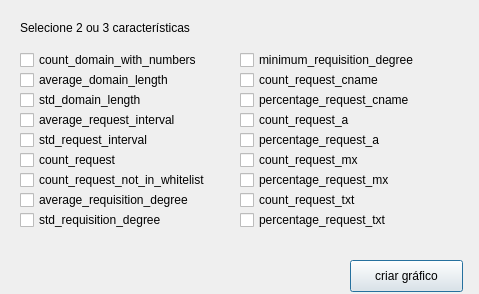
Old version of the form pfc_botnets_qt/plotdialog.ui in the repository yguimaraes/pfc_botnets.
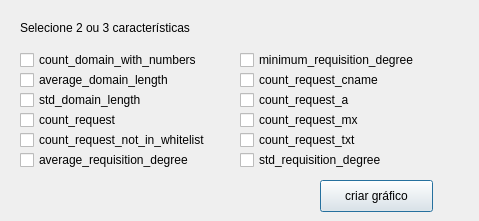
New version of the form.

The edit to the form file:
```diff
--- a/pfc_botnets_qt/plotdialog.ui
+++ b/pfc_botnets_qt/plotdialog.ui
@@ -7,7 +7,7 @@
     <x>0</x>
     <y>0</y>
     <width>479</width>
-    <height>294</height>
+    <height>221</height>
    </rect>
   </property>
   <property name="windowTitle">
@@ -30,7 +30,7 @@
    <property name="geometry">
     <rect>
      <x>20</x>
-     <y>170</y>
+     <y>130</y>
      <width>221</width>
      <height>20</height>
     </rect>
@@ -56,7 +56,7 @@
    <property name="geometry">
     <rect>
      <x>240</x>
-     <y>150</y>
+     <y>110</y>
      <width>221</width>
      <height>20</height>
     </rect>
@@ -81,8 +81,8 @@
   <widget class="QCheckBox" name="std_requisition_degree">
    <property name="geometry">
     <rect>
-     <x>20</x>
-     <y>210</y>
+     <x>240</x>
+     <y>150</y>
      <width>221</width>
      <height>20</height>
     </rect>
@@ -95,7 +95,7 @@
    <property name="geometry">
     <rect>
      <x>240</x>
-     <y>190</y>
+     <y>130</y>
      <width>221</width>
      <height>20</height>
     </rect>
@@ -104,24 +104,11 @@
     <string>count_request_txt</string>
    </property>
   </widget>
-  <widget class="QCheckBox" name="percentage_request_txt">
-   <property name="geometry">
-    <rect>
-     <x>240</x>
-     <y>210</y>
-     <width>221</width>
-     <height>20</height>
-    </rect>
-   </property>
-   <property name="text">
-    <string>percentage_request_txt</string>
-   </property>
-  </widget>
   <widget class="QCheckBox" name="average_requisition_degree">
    <property name="geometry">
     <rect>
      <x>20</x>
-     <y>190</y>
+     <y>150</y>
      <width>221</width>
      <height>20</height>
     </rect>
@@ -130,37 +117,11 @@
     <string>average_requisition_degree</string>
    </property>
   </widget>
-  <widget class="QCheckBox" name="average_request_interval">
-   <property name="geometry">
-    <rect>
-     <x>20</x>
-     <y>110</y>
-     <width>221</width>
-     <height>20</height>
-    </rect>
-   </property>
-   <property name="text">
-    <string>average_request_interval</string>
-   </property>
-  </widget>
-  <widget class="QCheckBox" name="std_request_interval">
-   <property name="geometry">
-    <rect>
-     <x>20</x>
-     <y>130</y>
-     <width>221</width>
-     <height>20</height>
-    </rect>
-   </property>
-   <property name="text">
-    <string>std_request_interval</string>
-   </property>
-  </widget>
   <widget class="QCheckBox" name="count_request_a">
    <property name="geometry">
     <rect>
      <x>240</x>
-     <y>110</y>
+     <y>90</y>
      <width>221</width>
      <height>20</height>
     </rect>
@@ -169,32 +130,6 @@
     <string>count_request_a</string>
    </property>
   </widget>
-  <widget class="QCheckBox" name="percentage_request_mx">
-   <property name="geometry">
-    <rect>
-     <x>240</x>
-     <y>170</y>
-     <width>221</width>
-     <height>20</height>
-    </rect>
-   </property>
-   <property name="text">
-    <string>percentage_request_mx</string>
-   </property>
-  </widget>
-  <widget class="QCheckBox" name="percentage_request_a">
-   <property name="geometry">
-    <rect>
-     <x>240</x>
-     <y>130</y>
-     <width>221</width>
-     <height>20</height>
-    </rect>
-   </property>
-   <property name="text">
-    <string>percentage_request_a</string>
-   </property>
-  </widget>
   <widget class="QCheckBox" name="average_domain_length">
    <property name="geometry">
     <rect>
@@ -212,7 +147,7 @@
    <property name="geometry">
     <rect>
      <x>20</x>
-     <y>150</y>
+     <y>110</y>
      <width>221</width>
      <height>20</height>
     </rect>
@@ -234,19 +169,6 @@
     <string>count_domain_with_numbers</string>
    </property>
   </widget>
-  <widget class="QCheckBox" name="percentage_request_cname">
-   <property name="geometry">
-    <rect>
-     <x>240</x>
-     <y>90</y>
-     <width>221</width>
-     <height>20</height>
-    </rect>
-   </property>
-   <property name="text">
-    <string>percentage_request_cname</string>
-   </property>
-  </widget>
   <widget class="QLabel" name="label">
    <property name="geometry">
     <rect>
@@ -263,8 +185,8 @@
   <widget class="QPushButton" name="pushButton">
    <property name="geometry">
     <rect>
-     <x>350</x>
-     <y>260</y>
+     <x>320</x>
+     <y>180</y>
      <width>113</width>
      <height>32</height>
     </rect>
```
